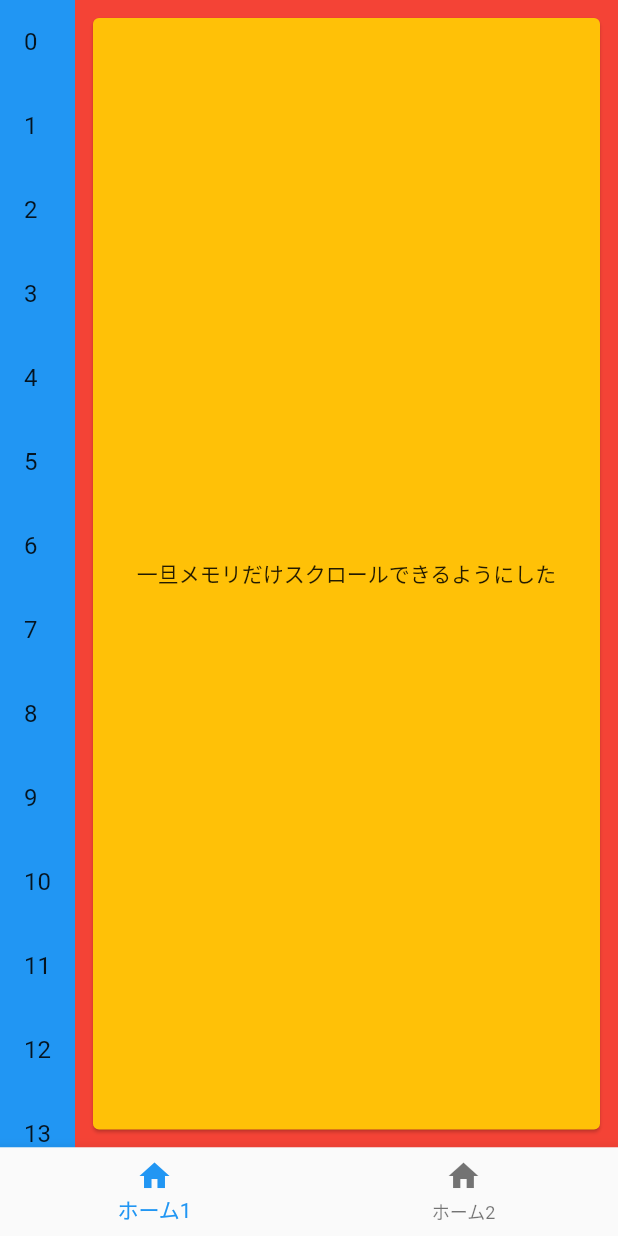
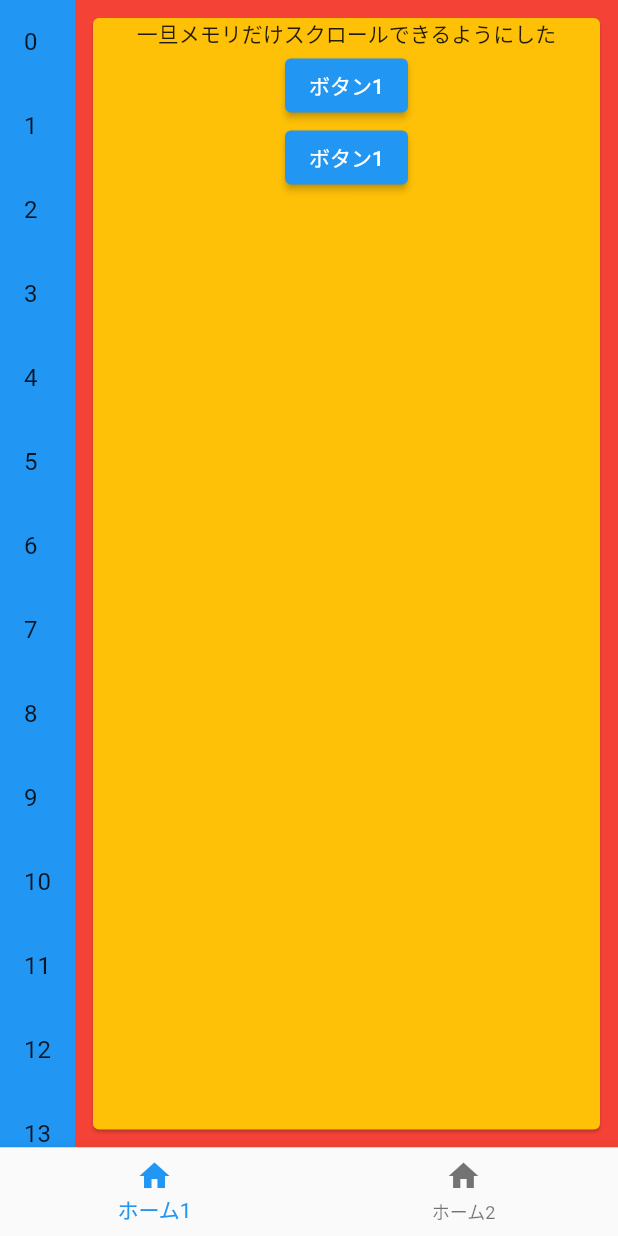
Before and after one commit to ken-ty/timeline, a Flutter app: the screen it shows after launch, on a phone screen of 412 x 824 dp. Run offline on Flutter 3.47's test engine with Material 2 defaults, Android fonts, the phone set to English and light mode, and no system bars.

Commit message:
feat: ボタン群を追加

```diff
--- a/lib/my_home_page.dart
+++ b/lib/my_home_page.dart
@@ -31,14 +31,26 @@ class _MyHomePageState extends State<MyHomePage> {
         Expanded(
           child: Container(
             color: Colors.red,
-            child: const Padding(
+            child: Padding(
               padding: EdgeInsets.all(8.0),
               child: Card(
                 color: Colors.amber,
                 child: Center(
-                    child: Text(
-                  "一旦メモリだけスクロール"
-                  "できるようにした",
+                    child: Column(
+                  children: [
+                    const Text(
+                      "一旦メモリだけスクロール"
+                      "できるようにした",
+                    ),
+                    ElevatedButton(
+                      onPressed: () => {},
+                      child: const Text("ボタン1"),
+                    ),
+                    ElevatedButton(
+                      onPressed: () => {},
+                      child: const Text("ボタン1"),
+                    )
+                  ],
                 )),
               ),
             ),
```
